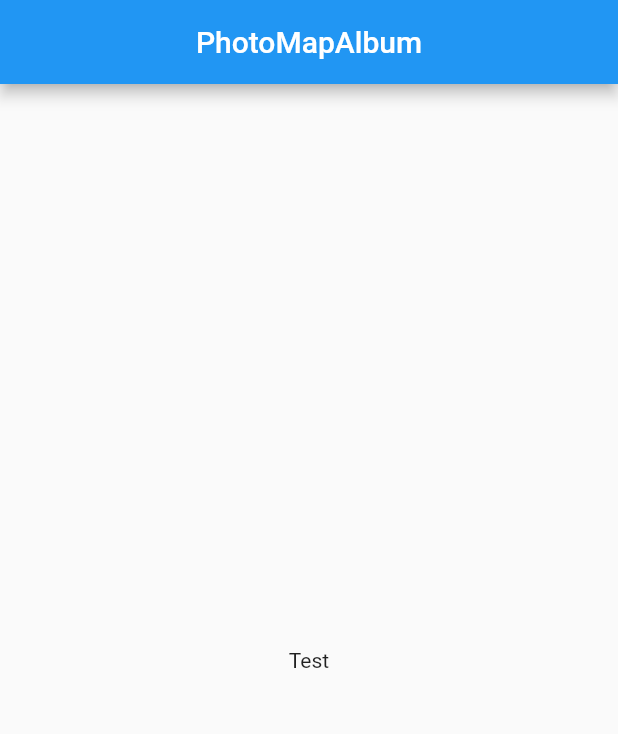
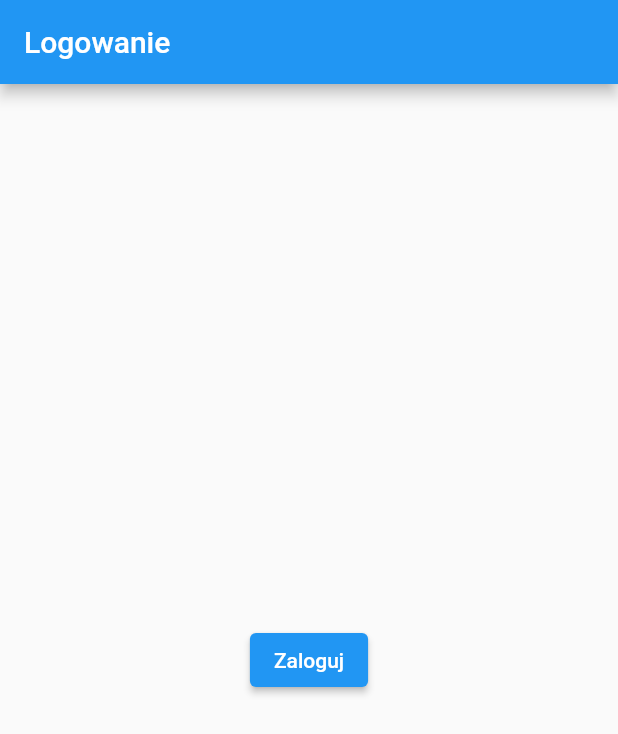
Before and after one commit to piotrekpl9/photomap-album-mobile, a Flutter app: the screen it shows after launch, on a phone screen of 412 x 824 dp. Shown: the top 734 px of the screen. Run offline on Flutter 3.47's test engine with Material 2 defaults, Android fonts, the light colour scheme and no system bars.

Commit message:
Created Screens sturcture and basic navigation

```diff
--- a/lib/main.dart
+++ b/lib/main.dart
@@ -1,4 +1,10 @@
 import 'package:flutter/material.dart';
+import 'package:photomapalbummobile/screens/album/album_screen.dart';
+import 'package:photomapalbummobile/screens/auth/login_screen.dart';
+import 'package:photomapalbummobile/screens/auth/register_screen.dart';
+import 'package:photomapalbummobile/screens/home/home_screen.dart';
+import 'package:photomapalbummobile/screens/profile/profile_screen.dart';
+import 'package:photomapalbummobile/screens/settings/settings_screen.dart';
 
 void main() {
   runApp(const PhotoMapAlbumApp());
@@ -11,9 +17,16 @@ class PhotoMapAlbumApp extends StatelessWidget {
   Widget build(BuildContext context) {
     return MaterialApp(
       title: "PhotoMapAlbum",
-      home: const HomePage(),
       debugShowCheckedModeBanner: false,
       theme: ThemeData(),
+      routes: {
+        HomeScreen.path: (context) => HomeScreen(),
+        AlbumScreen.path: (context) => AlbumScreen(),
+        LoginScreen.path: (context) => LoginScreen(),
+        RegisterScreen.path: (context) => RegisterScreen(),
+        ProfileScreen.path: (context) => ProfileScreen(),
+        SettingsScreen.path: (context) => SettingsScreen(),
+      },
     );
   }
 }
--- /dev/null
+++ b/lib/screens/auth/login_screen.dart
@@ -0,0 +1,29 @@
+import 'package:flutter/material.dart';
+import 'package:flutter/src/foundation/key.dart';
+import 'package:flutter/src/widgets/framework.dart';
+import 'package:photomapalbummobile/screens/home/home_screen.dart';
+
+class LoginScreen extends StatefulWidget {
+  static String path = "/";
+  const LoginScreen({Key? key}) : super(key: key);
+
+  @override
+  State<LoginScreen> createState() => _LoginScreenState();
+}
+
+class _LoginScreenState extends State<LoginScreen> {
+  @override
+  Widget build(BuildContext context) {
+    return Scaffold(
+      appBar: AppBar(title: const Text("Logowanie")),
+      body: Center(
+        child: ElevatedButton(
+          onPressed: () {
+            Navigator.pushReplacementNamed(context, HomeScreen.path);
+          },
+          child: const Text("Zaloguj"),
+        ),
+      ),
+    );
+  }
+}
```
Also changed, not shown: lib/screens/album/album_screen.dart (added, +20 -0 lines), lib/screens/auth/register_screen.dart (added, +20 -0 lines), lib/screens/home/home_screen.dart (added, +25 -0 lines), lib/screens/profile/profile_screen.dart (added, +20 -0 lines), lib/screens/settings/settings_screen.dart (added, +20 -0 lines).
